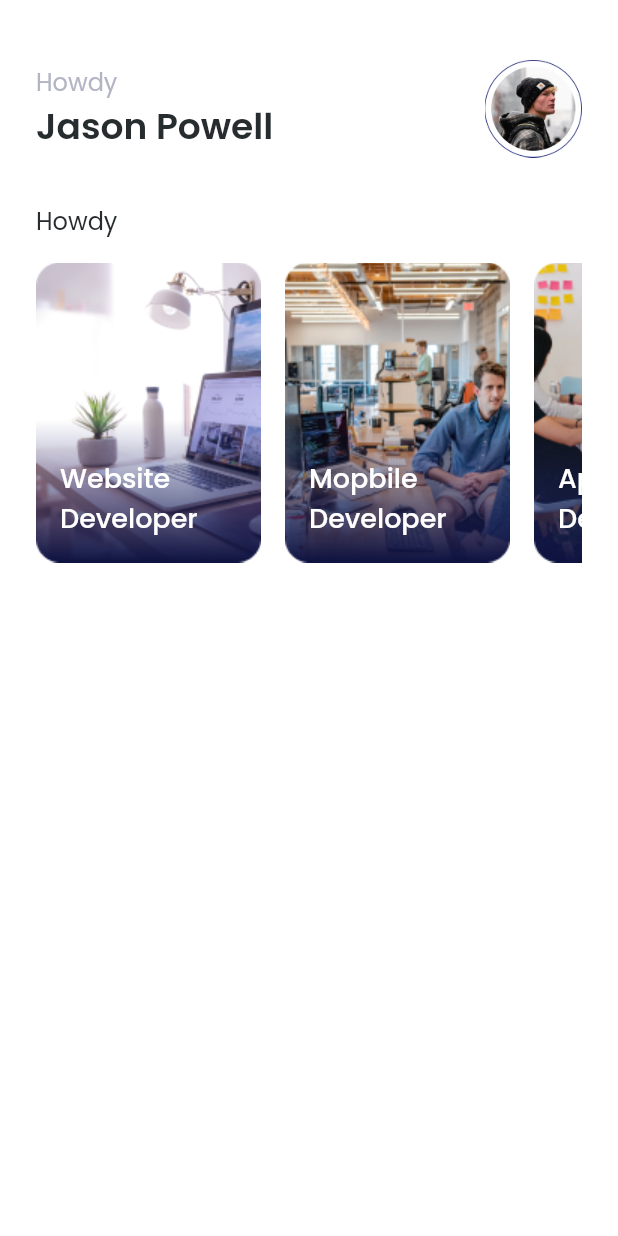
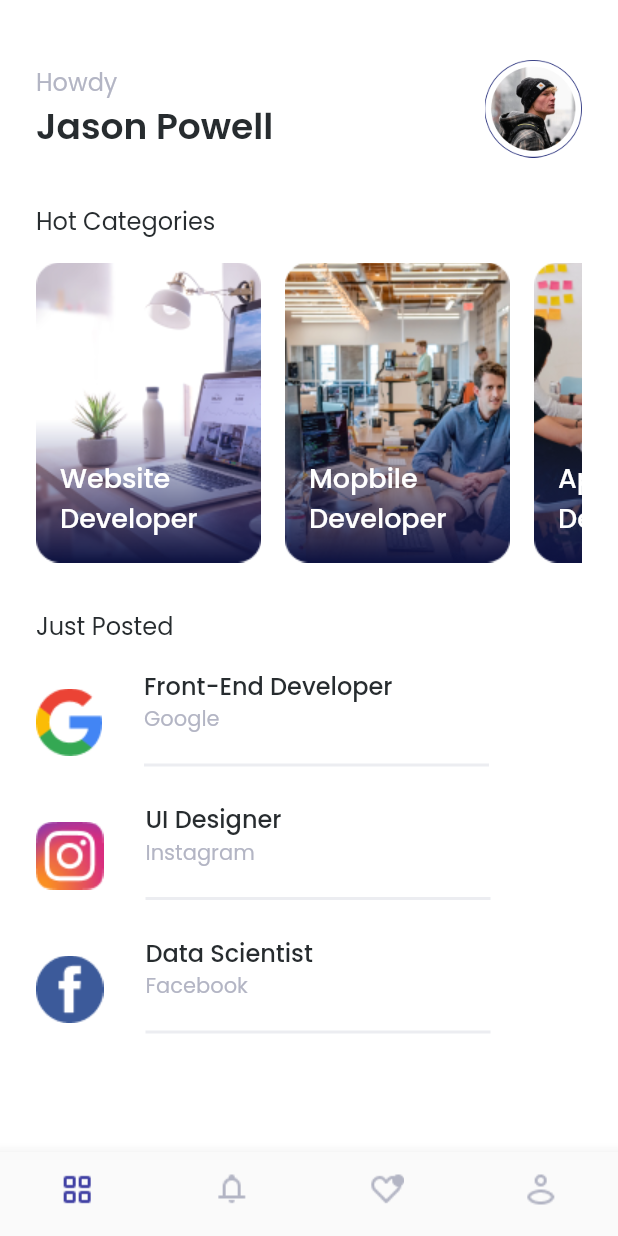
Before and after one commit to asrafilll/flutter_jobs_app, a Flutter app: the HomePage screen opened by its route, on a phone screen of 412 x 824 dp. Run offline on Flutter 3.47's test engine with Material 2 defaults, Android fonts, the phone set to English and light mode, and no system bars; our stand-ins replace email_validator, google_fonts.

Commit message:
Add Navbar and AssetsIcons

```diff
--- /dev/null
+++ b/lib/main_apps/presentation/components/job_tile.dart
@@ -0,0 +1,54 @@
+import 'package:flutter/material.dart';
+import 'package:jobs_app/main_apps/app_styles.dart';
+
+class JobsTile extends StatelessWidget {
+  const JobsTile({
+    super.key,
+    required this.img,
+    required this.title,
+    required this.company,
+  });
+
+  final String img;
+  final String title;
+  final String company;
+
+  @override
+  Widget build(BuildContext context) {
+    return Row(
+      crossAxisAlignment: CrossAxisAlignment.center,
+      children: [
+        Image.asset(img),
+        const SizedBox(width: 28),
+        Column(
+          crossAxisAlignment: CrossAxisAlignment.start,
+          children: [
+            Text(
+              title,
+              style: const TextStyle(
+                fontWeight: FontWeight.w500,
+                color: AppStyles.kBlackColor,
+                fontSize: 16,
+              ),
+            ),
+            Text(
+              company,
+              style: const TextStyle(
+                color: AppStyles.kGreyColor,
+                fontSize: 14,
+              ),
+            ),
+            const SizedBox(height: 12),
+            const SizedBox(
+              width: 230,
+              child: Divider(
+                color: Color(0XFFECEDF1),
+                thickness: 2,
+              ),
+            ),
+          ],
+        )
+      ],
+    );
+  }
+}
--- a/lib/main_apps/presentation/home_page.dart
+++ b/lib/main_apps/presentation/home_page.dart
@@ -1,8 +1,9 @@
 import 'package:flutter/material.dart';
 import 'package:jobs_app/main_apps/app_styles.dart';
 import 'package:jobs_app/main_apps/presentation/components/category_card.dart';
+import 'package:jobs_app/main_apps/presentation/components/job_tile.dart';
 
-class HomePage extends StatelessWidget {
+class HomePage extends StatefulWidget {
   const HomePage({super.key});
 
   static List<Map<String, dynamic>> categoryData = [
@@ -27,6 +28,37 @@ class HomePage extends StatelessWidget {
       'title': 'Video\nGrapher',
     },
   ];
+
+  static List<Map<String, dynamic>> jobsData = [
+    {
+      'img': 'assets/google_icon.png',
+      'title': 'Front-End Developer',
+      'company': 'Google',
+    },
+    {
+      'img': 'assets/ig_icon.png',
+      'title': 'UI Designer',
+      'company': 'Instagram',
+    },
+    {
+      'img': 'assets/fb_icon.png',
+      'title': 'Data Scientist',
+      'company': 'Facebook',
+    },
+  ];
+
+  @override
+  State<HomePage> createState() => _HomePageState();
+}
+
+class _HomePageState extends State<HomePage> {
+  int _selectedMenu = 0;
+
+  void _onTap(int index) {
+    setState(() {
+      _selectedMenu = index;
+    });
+  }
 
   @override
   Widget build(BuildContext context) {
@@ -69,7 +101,7 @@ class HomePage extends StatelessWidget {
               ),
               const SizedBox(height: 30),
               const Text(
-                'Howdy',
+                'Hot Categories',
                 style: TextStyle(
                   color: AppStyles.kBlackColor,
                   fontSize: 16,
@@ -82,18 +114,75 @@ class HomePage extends StatelessWidget {
                   shrinkWrap: true,
                   scrollDirection: Axis.horizontal,
                   itemBuilder: (context, index) => CategoryCard(
-                    img: categoryData[index]['img'],
-                    title: categoryData[index]['title'],
+                    img: HomePage.categoryData[index]['img'],
+                    title: HomePage.categoryData[index]['title'],
                   ),
                   separatorBuilder: (context, index) =>
                       const SizedBox(width: 16),
-                  itemCount: categoryData.length,
+                  itemCount: HomePage.categoryData.length,
                 ),
-              )
+              ),
+              const SizedBox(height: 30),
+              const Text(
+                'Just Posted',
+                style: TextStyle(
+                  color: AppStyles.kBlackColor,
+                  fontSize: 16,
+                ),
+              ),
+              const SizedBox(height: 16),
+              ListView.separated(
+                shrinkWrap: true,
+                physics: const NeverScrollableScrollPhysics(),
+                itemBuilder: (context, index) => JobsTile(
+                  img: HomePage.jobsData[index]['img'],
+                  title: HomePage.jobsData[index]['title'],
+                  company: HomePage.jobsData[index]['company'],
+                ),
+                separatorBuilder: (context, index) =>
+                    const SizedBox(height: 16),
+                itemCount: HomePage.jobsData.length,
+              ),
             ],
           ),
         ),
       ),
+      bottomNavigationBar: BottomNavigationBar(
+        currentIndex: _selectedMenu,
+        onTap: _onTap,
+        selectedFontSize: 12,
+        type: BottomNavigationBarType.fixed,
+        showSelectedLabels: false,
+        showUnselectedLabels: false,
+        selectedItemColor: AppStyles.kPrimaryColor,
+        unselectedItemColor: AppStyles.kGreyColor,
+        items: const [
+          BottomNavigationBarItem(
+            icon: ImageIcon(
+              AssetImage('assets/icons/icon_apps_outline.png'),
+            ),
+            label: '',
+          ),
+          BottomNavigationBarItem(
+            icon: ImageIcon(
+              AssetImage('assets/icons/icon_notification_outline.png'),
+            ),
+            label: '',
+          ),
+          BottomNavigationBarItem(
+            icon: ImageIcon(
+              AssetImage('assets/icons/icon_love_outline.png'),
+            ),
+            label: '',
+          ),
+          BottomNavigationBarItem(
+            icon: ImageIcon(
+              AssetImage('assets/icons/icon_user_outline.png'),
+            ),
+            label: '',
+          ),
+        ],
+      ),
     );
   }
 }
--- a/pubspec.yaml
+++ b/pubspec.yaml
@@ -28,3 +28,4 @@ flutter:
   assets:
     - assets/
     - assets/res/
+    - assets/icons/
```
Also changed, not shown: assets/icons/icon_apps_outline.png (added), assets/icons/icon_love_outline.png (added), assets/icons/icon_notification_outline.png (added), assets/icons/icon_user_outline.png (added).
